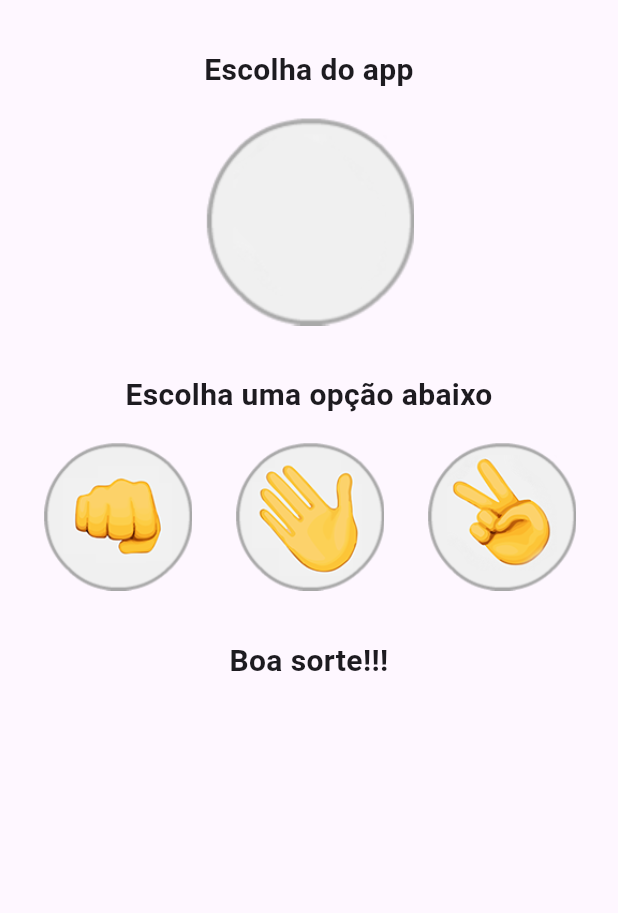
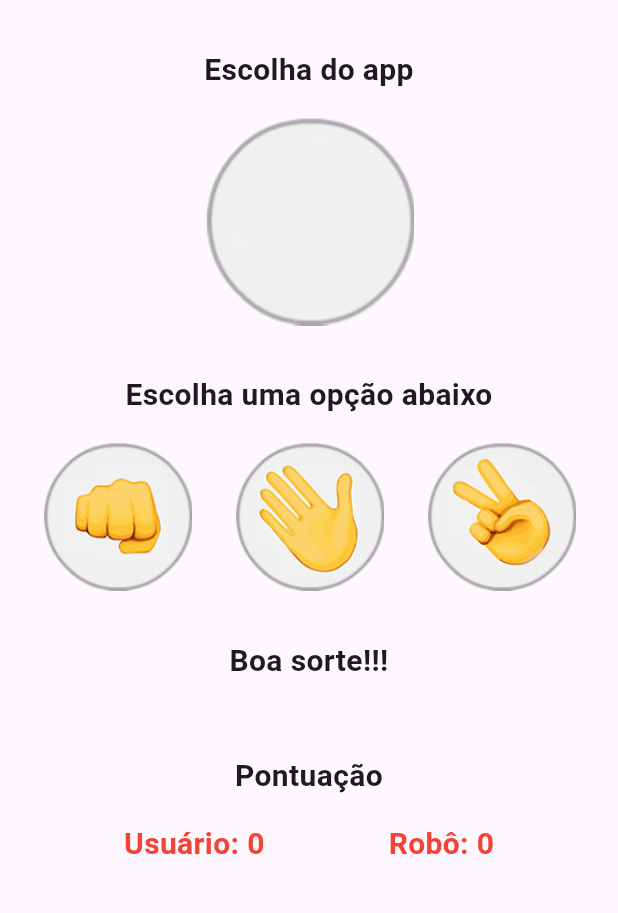
Before and after one commit to Richardy-Rodrigues/JokenPo_App, a Flutter app: the screen it shows after launch, on a phone screen of 412 x 824 dp, the part 84-997 px from its top. Run offline on Flutter 3.47's test engine with Material 3 defaults, Android fonts, the phone set to English and light mode, and no system bars.

Commit message:
Adicionado pontuação e indicação do vencedor em tela

```diff
--- a/lib/jogo.dart
+++ b/lib/jogo.dart
@@ -12,6 +12,8 @@ class Jogo extends StatefulWidget {
 class _JogoState extends State<Jogo> {
   var _imageApp = AssetImage("images/padrao.png");
   var _resultadoFinal = "Boa sorte!!!";
+  var _pontoApp = 0;
+  var _pontoUsuario = 0;
 
   void _opcaoSelecionada(String escolhaUsuario) {
     var opcoes = ["pedra", "papel", "tesoura"];
@@ -43,12 +45,14 @@ class _JogoState extends State<Jogo> {
         (escolhaUsuario == "papel" && escolhaApp == "pedra")) {
       setState(() {
         _resultadoFinal = "Parabéns! Você ganhou";
+        _pontoUsuario += 1;
       });
     } else if ((escolhaApp == "pedra" && escolhaUsuario == "tesoura") ||
         (escolhaApp == "tesoura" && escolhaUsuario == "papel") ||
         (escolhaApp == "papel" && escolhaUsuario == "pedra")) {
       setState(() {
         _resultadoFinal = "Tente novamente! Você perdeu";
+        _pontoApp += 1;
       });
     } else {
       setState(() {
@@ -119,6 +123,35 @@ class _JogoState extends State<Jogo> {
               textAlign: TextAlign.center,
               style: TextStyle(fontSize: 20, fontWeight: FontWeight.bold),
             ),
+          ),
+          Padding(
+            padding: EdgeInsets.only(top: 32, bottom: 16),
+            child: Text(
+              "Pontuação",
+              textAlign: TextAlign.center,
+              style: TextStyle(fontSize: 20, fontWeight: FontWeight.bold),
+            ),
+          ),
+          Row(
+            mainAxisAlignment: MainAxisAlignment.spaceEvenly,
+            children: <Widget>[
+              Text("Usuário: " + _pontoUsuario.toString(),
+                  textAlign: TextAlign.center,
+                  style: TextStyle(
+                    fontSize: 20,
+                    fontWeight: FontWeight.bold,
+                    color:
+                        (_pontoUsuario > _pontoApp ? Colors.green : Colors.red),
+                  )),
+              Text("Robô: " + _pontoApp.toString(),
+                  textAlign: TextAlign.center,
+                  style: TextStyle(
+                    fontSize: 20,
+                    fontWeight: FontWeight.bold,
+                    color:
+                        (_pontoApp > _pontoUsuario ? Colors.green : Colors.red),
+                  ))
+            ],
           )
         ],
       ),
```
